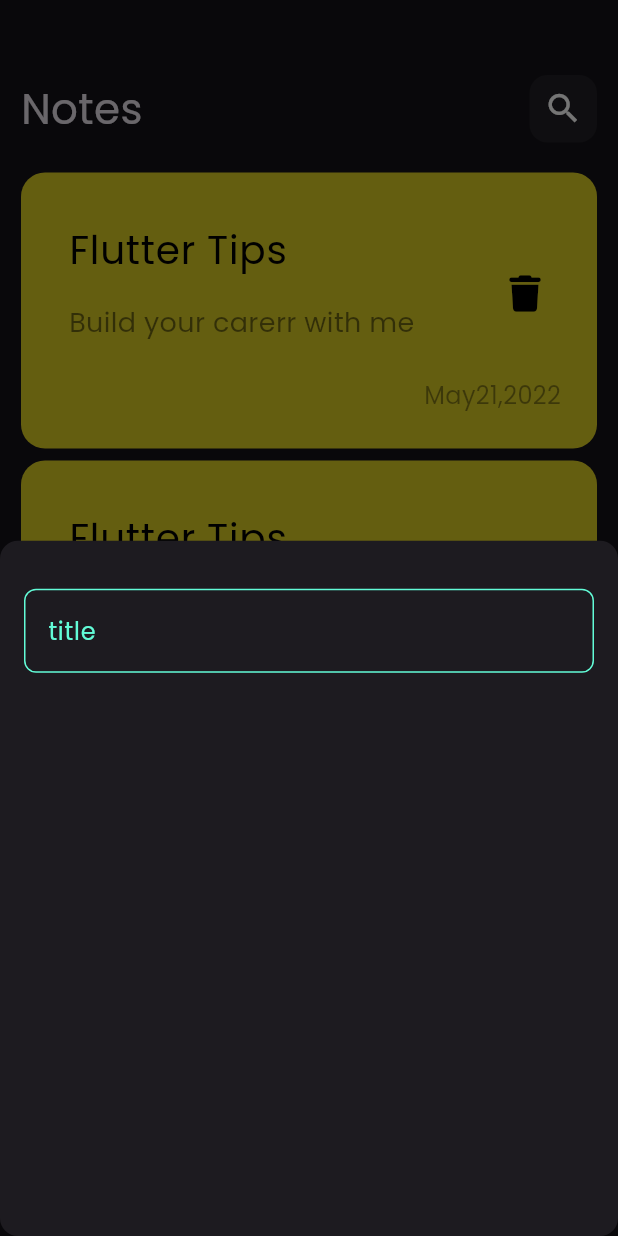
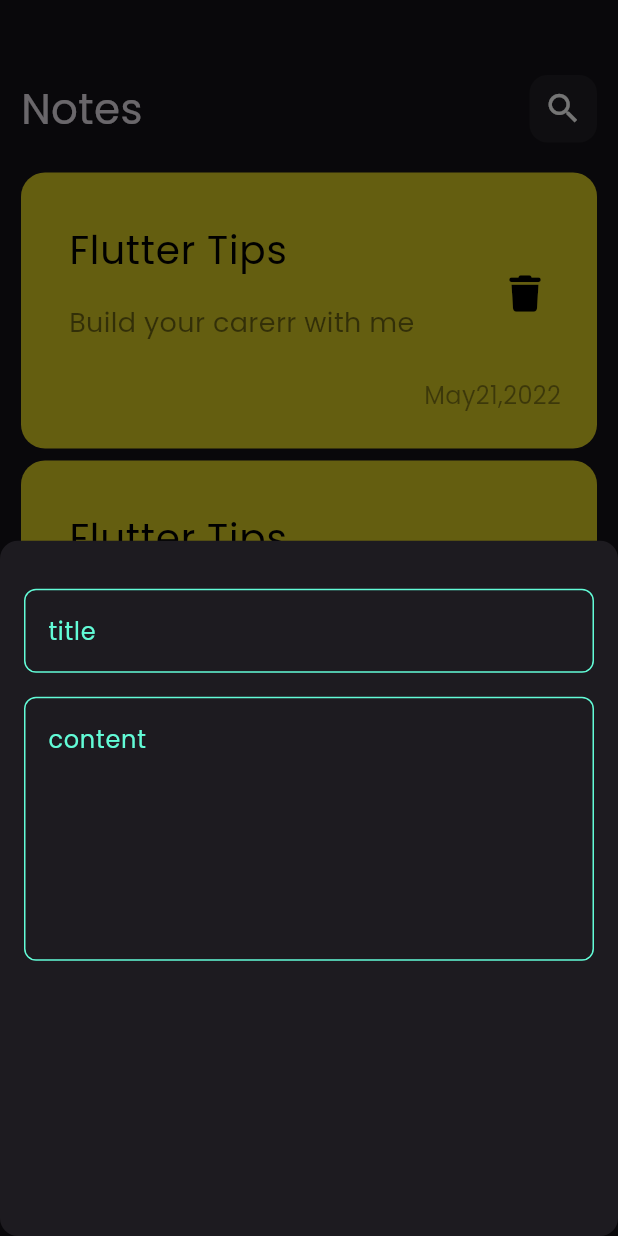
Before and after one commit to gerges46/note_app, a Flutter app: the screen it shows after launch, after a tap on the "add" icon, on a phone screen of 412 x 824 dp. Run offline on Flutter 3.47's test engine with Material 3 defaults, Android fonts, the phone set to English and light mode, and no system bars; our stand-ins replace font_awesome_flutter.

Commit message:
add fields to bottom sheet

```diff
--- a/lib/views/widgets/add_note_bottom_sheet.dart
+++ b/lib/views/widgets/add_note_bottom_sheet.dart
@@ -12,7 +12,10 @@ class CustomBottomSheet extends StatelessWidget {
 
         children: [
           SizedBox(height: 32,),
-          CustomTextField()
+          CustomTextField(hint: 'title',),
+          SizedBox(height: 16,),
+          CustomTextField(hint: 'content',maxLine: 6,),
+
         ],
       ),
     );
--- a/lib/views/widgets/custom_text_field.dart
+++ b/lib/views/widgets/custom_text_field.dart
@@ -2,29 +2,30 @@ import 'package:flutter/material.dart';
 import 'package:note_app/constant.dart';
 
 class CustomTextField extends StatelessWidget {
-  const CustomTextField({super.key});
+  const CustomTextField({super.key,  required this.hint, this.maxLine=1});
+  final String hint;
+  final int maxLine;
   @override
   Widget build(BuildContext context) {
     return TextField(
+      maxLines: maxLine,
       cursorColor: kPrimaryColor,
       decoration: InputDecoration(
-      hintText: 'title',
-      hintStyle: const TextStyle(
-        color: kPrimaryColor
+        hintText: hint,
+
+        hintStyle: const TextStyle(color: kPrimaryColor),
+        border: buildBorder(),
+        enabledBorder: buildBorder(kPrimaryColor),
       ),
-      border: buildBorder(),
-      enabledBorder: buildBorder(kPrimaryColor),
-
-    ),);
-  }
-// [color ] These parameters are also optional,
-  OutlineInputBorder buildBorder( [color]) {
-    return OutlineInputBorder(
-
-      borderRadius: BorderRadius.circular(8),
-      borderSide: BorderSide(
-        color:color?? Colors.white,
-      )
     );
   }
+
+// [color ] These parameters are also optional,
+  OutlineInputBorder buildBorder([color]) {
+    return OutlineInputBorder(
+        borderRadius: BorderRadius.circular(8),
+        borderSide: BorderSide(
+          color: color ?? Colors.white,
+        ));
+  }
 }
```
